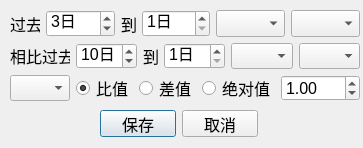
The window that QtDesign/SearchCriteria.ui (victor647/QuantumStockTrade) describes before a commit, drawn with Qt 5.
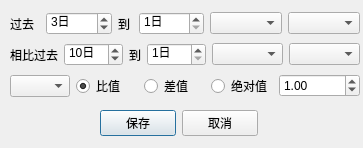
The same window after the commit.

Diff of the .ui file:
```diff
--- a/QtDesign/SearchCriteria.ui
+++ b/QtDesign/SearchCriteria.ui
@@ -25,7 +25,7 @@
    <property name="font">
     <font>
      <family>Helvetica</family>
-     <pointsize>12</pointsize>
+     <pointsize>9</pointsize>
     </font>
    </property>
    <layout class="QVBoxLayout" name="verticalLayout">
@@ -42,7 +42,7 @@
         <property name="font">
          <font>
           <family>Helvetica</family>
-          <pointsize>12</pointsize>
+          <pointsize>9</pointsize>
          </font>
         </property>
         <property name="text">
@@ -55,7 +55,7 @@
         <property name="font">
          <font>
           <family>Helvetica</family>
-          <pointsize>12</pointsize>
+          <pointsize>9</pointsize>
          </font>
         </property>
         <property name="suffix">
@@ -83,7 +83,7 @@
         <property name="font">
          <font>
           <family>Helvetica</family>
-          <pointsize>12</pointsize>
+          <pointsize>9</pointsize>
          </font>
         </property>
         <property name="text">
@@ -96,7 +96,7 @@
         <property name="font">
          <font>
           <family>Helvetica</family>
-          <pointsize>12</pointsize>
+          <pointsize>9</pointsize>
          </font>
         </property>
         <property name="suffix">
@@ -115,7 +115,7 @@
         <property name="font">
          <font>
           <family>Helvetica</family>
-          <pointsize>12</pointsize>
+          <pointsize>9</pointsize>
          </font>
         </property>
        </widget>
@@ -125,7 +125,7 @@
         <property name="font">
          <font>
           <family>Helvetica</family>
-          <pointsize>12</pointsize>
+          <pointsize>9</pointsize>
          </font>
         </property>
        </widget>
@@ -145,7 +145,7 @@
         <property name="font">
          <font>
           <family>Helvetica</family>
-          <pointsize>12</pointsize>
+          <pointsize>9</pointsize>
          </font>
         </property>
         <property name="text">
@@ -158,7 +158,7 @@
         <property name="font">
          <font>
           <family>Helvetica</family>
-          <pointsize>12</pointsize>
+          <pointsize>9</pointsize>
          </font>
         </property>
         <property name="suffix">
@@ -186,7 +186,7 @@
         <property name="font">
          <font>
           <family>Helvetica</family>
-          <pointsize>12</pointsize>
+          <pointsize>9</pointsize>
          </font>
         </property>
         <property name="text">
@@ -199,7 +199,7 @@
         <property name="font">
          <font>
           <family>Helvetica</family>
-          <pointsize>12</pointsize>
+          <pointsize>9</pointsize>
          </font>
         </property>
         <property name="suffix">
@@ -221,7 +221,7 @@
         <property name="font">
          <font>
           <family>Helvetica</family>
-          <pointsize>12</pointsize>
+          <pointsize>9</pointsize>
          </font>
         </property>
        </widget>
@@ -231,7 +231,7 @@
         <property name="font">
          <font>
           <family>Helvetica</family>
-          <pointsize>12</pointsize>
+          <pointsize>9</pointsize>
          </font>
         </property>
        </widget>
@@ -251,7 +251,7 @@
         <property name="font">
          <font>
           <family>Helvetica</family>
-          <pointsize>12</pointsize>
+          <pointsize>9</pointsize>
          </font>
         </property>
        </widget>
@@ -273,7 +273,7 @@
         <property name="font">
          <font>
           <family>Helvetica</family>
-          <pointsize>12</pointsize>
+          <pointsize>9</pointsize>
          </font>
         </property>
         <property name="text">
@@ -301,7 +301,7 @@
         <property name="font">
          <font>
           <family>Helvetica</family>
-          <pointsize>12</pointsize>
+          <pointsize>9</pointsize>
          </font>
         </property>
         <property name="text">
@@ -329,7 +329,7 @@
         <property name="font">
          <font>
           <family>Helvetica</family>
-          <pointsize>12</pointsize>
+          <pointsize>9</pointsize>
          </font>
         </property>
         <property name="text">
@@ -345,7 +345,7 @@
         <property name="font">
          <font>
           <family>Helvetica</family>
-          <pointsize>12</pointsize>
+          <pointsize>9</pointsize>
          </font>
         </property>
         <property name="suffix">
@@ -387,7 +387,7 @@
       <property name="font">
        <font>
         <family>Helvetica</family>
-        <pointsize>12</pointsize>
+        <pointsize>9</pointsize>
        </font>
       </property>
       <property name="text">
@@ -400,7 +400,7 @@
       <property name="font">
        <font>
         <family>Helvetica</family>
-        <pointsize>12</pointsize>
+        <pointsize>9</pointsize>
        </font>
       </property>
       <property name="text">
```
